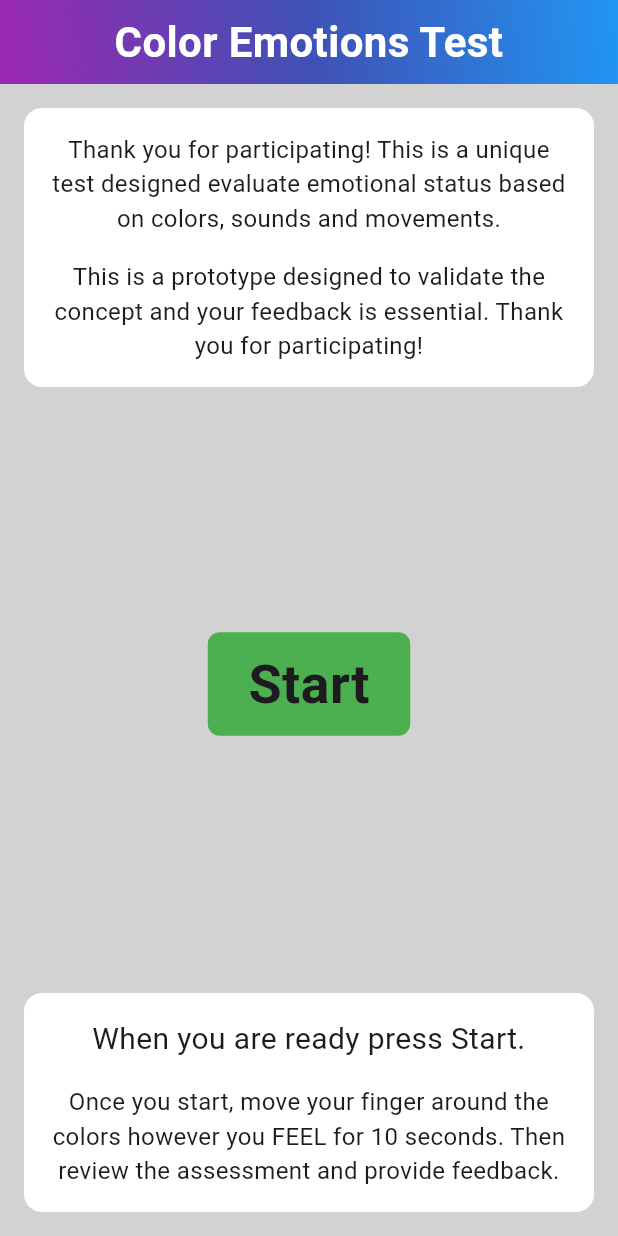
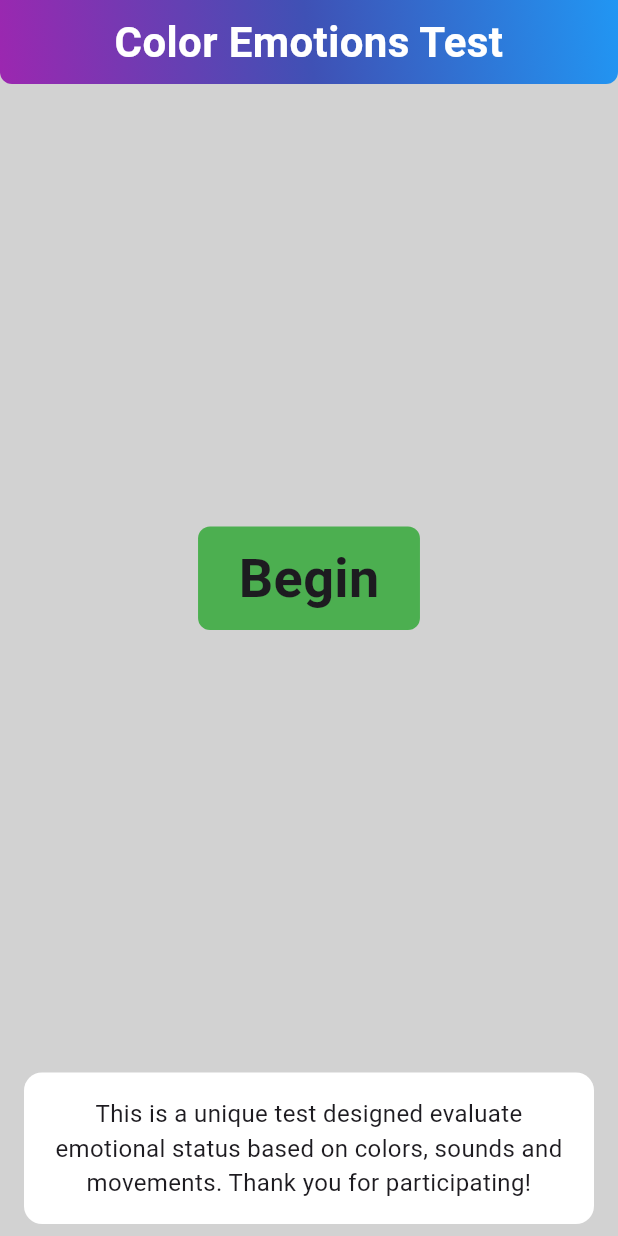
Before and after one commit to jackson338/color_emotions_test, a Flutter app: the screen it shows after launch, on a phone screen of 412 x 824 dp. Run offline on Flutter 3.47's test engine with Material 3 defaults, Android fonts, the phone set to English and light mode, and no system bars; our stand-ins replace flutter_bloc.

Commit message:
Fixed gradient and navigation errors

```diff
--- a/health_app/lib/main.dart
+++ b/health_app/lib/main.dart
@@ -14,41 +14,7 @@ class RbeatApp extends StatelessWidget {
       body: SafeArea(
         child: Column(
           children: [
-            TitleBar(),
-            Padding(
-              padding:
-                  const EdgeInsets.symmetric(vertical: 8.0, horizontal: 16.0),
-              child: Container(
-                decoration: BoxDecoration(
-                  borderRadius: BorderRadius.circular(12),
-                  color: Colors.white,
-                ),
-                child: const Column(
-                  children: [
-                    Padding(
-                      padding: EdgeInsets.fromLTRB(16.0, 16.0, 16.0, 8.0),
-                      child: Text(
-                        'Thank you for participating! This is a unique test designed evaluate emotional status based on colors, sounds and movements.',
-                        style: TextStyle(
-                          fontSize: 16,
-                        ),
-                        textAlign: TextAlign.center,
-                      ),
-                    ),
-                    Padding(
-                      padding: EdgeInsets.fromLTRB(16.0, 8.0, 16.0, 16.0),
-                      child: Text(
-                        'This is a prototype designed to validate the concept and your feedback is essential. Thank you for participating!',
-                        style: TextStyle(
-                          fontSize: 16,
-                        ),
-                        textAlign: TextAlign.center,
-                      ),
-                    ),
-                  ],
-                ),
-              ),
-            ),
+            const TitleBar(),
             const Spacer(),
             Padding(
               padding:
@@ -57,7 +23,7 @@ class RbeatApp extends StatelessWidget {
                 onTap: () => Navigator.push(
                   context,
                   MaterialPageRoute(
-                    builder: (context) => InstructionsView(),
+                    builder: (context) => const InstructionsView(),
                   ),
                 ),
                 child: Container(
@@ -71,7 +37,7 @@ class RbeatApp extends StatelessWidget {
                       horizontal: 27.0,
                     ),
                     child: Text(
-                      'Start',
+                      'Begin',
                       style: TextStyle(
                         fontSize: 36,
                         fontWeight: FontWeight.bold,
@@ -84,7 +50,7 @@ class RbeatApp extends StatelessWidget {
             const Spacer(),
             Padding(
               padding:
-                  const EdgeInsets.symmetric(vertical: 16.0, horizontal: 16.0),
+                  const EdgeInsets.symmetric(vertical: 8.0, horizontal: 16.0),
               child: Container(
                 decoration: BoxDecoration(
                   borderRadius: BorderRadius.circular(12),
@@ -93,19 +59,9 @@ class RbeatApp extends StatelessWidget {
                 child: const Column(
                   children: [
                     Padding(
-                      padding: EdgeInsets.fromLTRB(16.0, 16.0, 16.0, 8.0),
+                      padding: EdgeInsets.fromLTRB(16.0, 16.0, 16.0, 16.0),
                       child: Text(
-                        'When you are ready press Start.',
-                        style: TextStyle(
-                          fontSize: 20,
-                        ),
-                        textAlign: TextAlign.center,
-                      ),
-                    ),
-                    Padding(
-                      padding: EdgeInsets.fromLTRB(16.0, 8.0, 16.0, 16.0),
-                      child: Text(
-                        'Once you start, move your finger around the colors however you FEEL for 10 seconds. Then review the assessment and provide feedback.',
+                        'This is a unique test designed evaluate emotional status based on colors, sounds and movements. Thank you for participating!',
                         style: TextStyle(
                           fontSize: 16,
                         ),
@@ -132,10 +88,13 @@ class TitleBar extends StatelessWidget {
   Widget build(BuildContext context) {
     return Padding(
       padding: const EdgeInsets.fromLTRB(0.0, 0.0, 0.0, 8.0),
+      child: GestureDetector(
         child: Container(
           width: double.infinity,
           decoration: const BoxDecoration(
-            borderRadius: BorderRadius.zero,
+              borderRadius: BorderRadius.only(
+                  bottomLeft: Radius.circular(8.0),
+                  bottomRight: Radius.circular(8.0)),
               gradient: LinearGradient(
                 begin: Alignment.topRight,
                 end: Alignment.bottomLeft,
@@ -166,6 +125,7 @@ class TitleBar extends StatelessWidget {
             ],
           ),
         ),
+      ),
     );
   }
 }
```
Also changed, not shown: health_app/lib/instructions_view.dart (+12 -14 lines), health_app/lib/results_view.dart (+5 -2 lines). Lines whose indentation alone changed are shown as unchanged.
